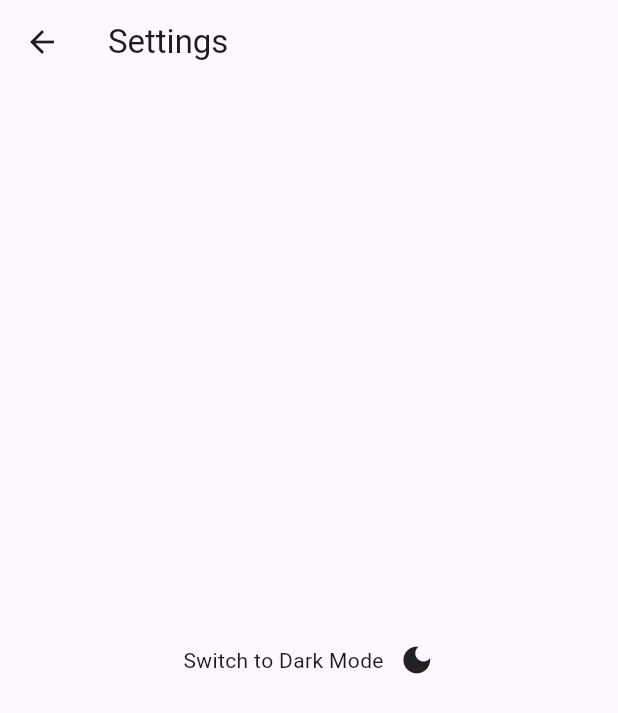
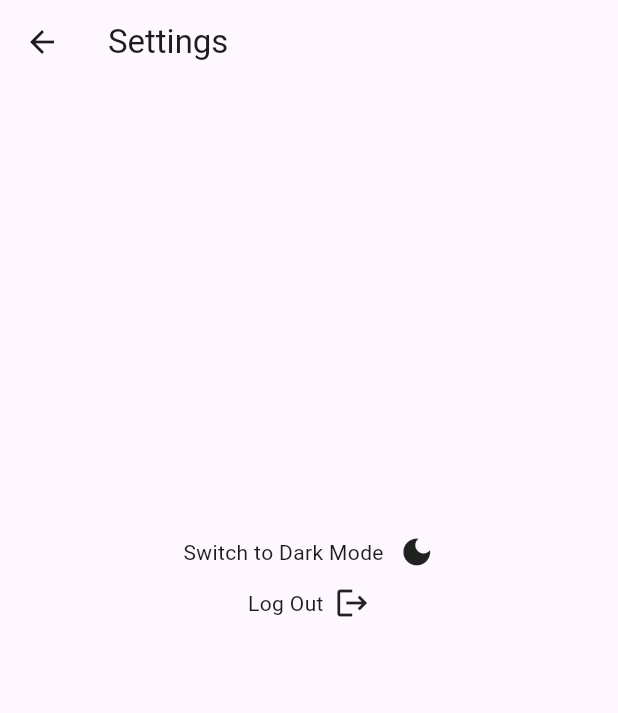
Before and after one commit to MariamAhmed15/Instagram, a Flutter app: the MyProfileScreen screen opened directly with empty values, after a tap on the "menu" icon, on a phone screen of 412 x 824 dp. Shown: the top 713 px of the screen. Run offline on Flutter 3.47's test engine with Material 3 defaults, Android fonts, the phone set to English and light mode, and no system bars; our stand-ins replace dio, equatable, flutter_bloc, image_picker, supabase_flutter, video_player; accounts and stored records are empty; network calls fail.

Commit message:
upload project

```diff
--- a/lib/UI/Screens/MyProfileScreen.dart
+++ b/lib/UI/Screens/MyProfileScreen.dart
@@ -102,7 +102,7 @@ class _MyProfileScreenState extends State<MyProfileScreen> {
                       ),
                       IconButton(
                         onPressed: () {
-                          Navigator.push(context, MaterialPageRoute(builder: (context)=>settingsScreen()));
+                          Navigator.push(context, MaterialPageRoute(builder: (context)=>settingsScreen(pickedImage:widget.pickedImage , supabase:widget.supabase, userData: widget.userData,)));
                         },
                         icon: const Icon(
                           Icons.menu,
--- a/lib/UI/Screens/settingsScreen.dart
+++ b/lib/UI/Screens/settingsScreen.dart
@@ -1,17 +1,30 @@
+import 'dart:io';
 import 'package:flutter/material.dart';
+import 'package:instagram/Data/userModel.dart';
 import 'package:instagram/Logic/Providers/ThemeProviders.dart';
+import 'package:instagram/UI/Screens/loginScreen.dart';
 import 'package:provider/provider.dart';
+import 'package:supabase_flutter/supabase_flutter.dart';
 
 class settingsScreen extends StatelessWidget {
-  const settingsScreen({super.key});
+  final SupabaseClient supabase;
+  final UserData userData;
+  final File? pickedImage;
+  const settingsScreen({super.key,required this.pickedImage, required this.supabase, required this.userData});
+
 
   @override
   Widget build(BuildContext context) {
+
     final themeProvider = Provider.of<ThemeProvider>(context);
 
     return Scaffold(
       appBar: AppBar(title: const Text("Settings")),
-      body: Row(
+      body: Padding(
+        padding: const EdgeInsets.only(top:300),
+        child: Column(
+          children: [
+            Row(
             mainAxisAlignment: MainAxisAlignment.center,
             children: [
               Center(
@@ -34,7 +47,33 @@ class settingsScreen extends StatelessWidget {
                   ),
                 ),
               ),
+
             ],
+          ),
+            SizedBox(height: 10,),
+            InkWell(
+              onTap: () async {
+                final supabase = Supabase.instance.client;
+
+                await supabase.auth.signOut();
+                print(" Logged out successfully");
+
+                Navigator.push(context, MaterialPageRoute(
+                    builder: (context)=>loginScreen(supabase:supabase, pickedImage: pickedImage, userData: userData)));
+
+              },
+              child: Row(
+                mainAxisAlignment: MainAxisAlignment.center,
+                children: [
+                  Text("Log Out"),
+                  SizedBox(width: 7,),
+                  Icon(Icons.logout),
+                ],
+              ),
+            )
+          ]
+
+        ),
       ),
     );
   }
```
Lines whose indentation alone changed are shown as unchanged.
